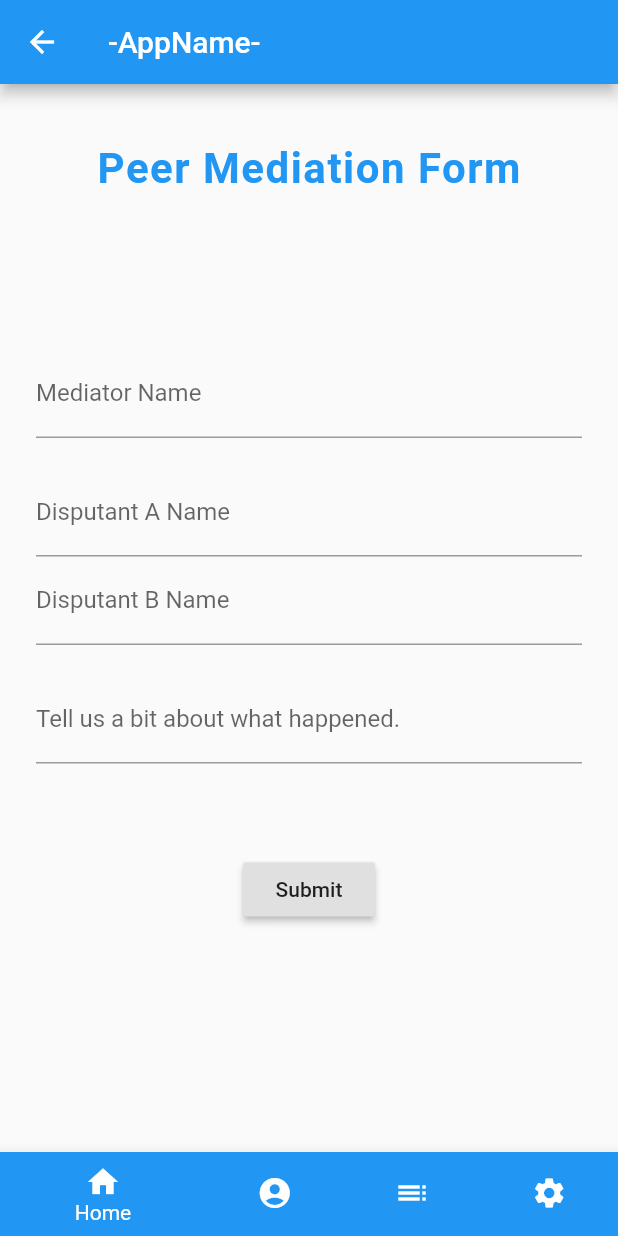
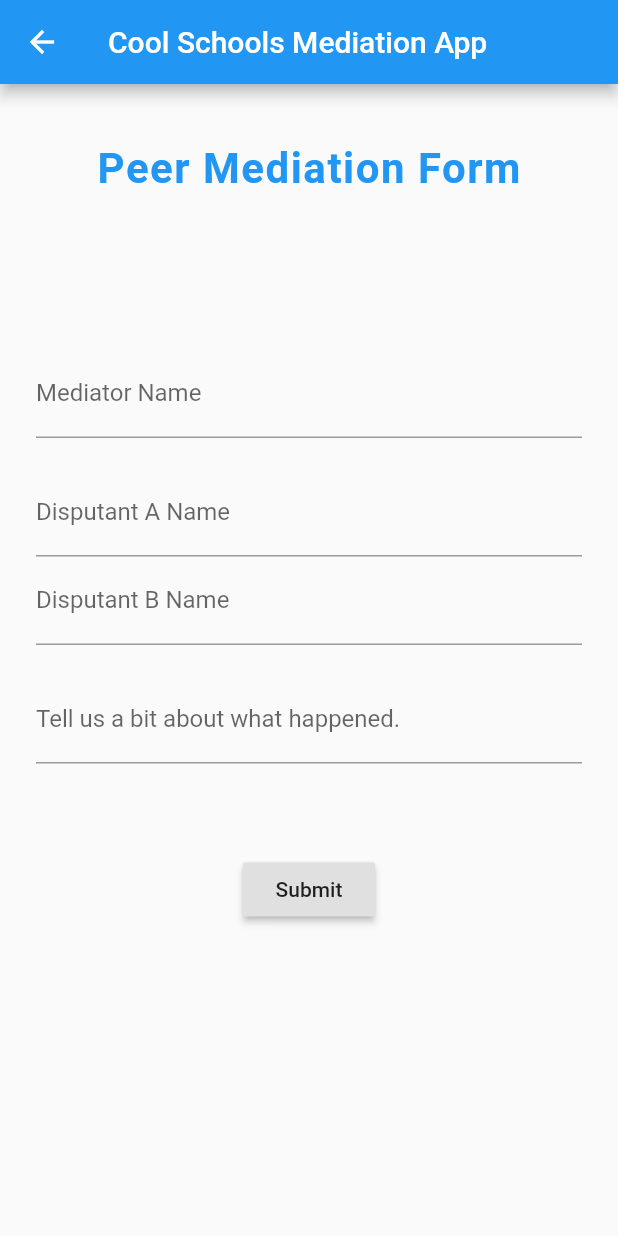
Before and after one commit to Jackli-Tech/Peer-Mediation-App, a Flutter app: the screen it shows after launch, after a tap on "Submit Form", on a phone screen of 412 x 824 dp. Run offline on Flutter 3.47's test engine with Material 2 defaults, Android fonts, the phone set to English and light mode, and no system bars; our stand-ins replace flutter_spinkit, logger.

Commit message:
Fixed a minor issue with homepage
Made it so the "timetable" page can scroll back up to the buttons

```diff
--- a/Flutter_app/Flutter_app/lib/Pages/form.dart
+++ b/Flutter_app/Flutter_app/lib/Pages/form.dart
@@ -95,7 +95,7 @@ class _FormPageState extends State<FormPage> {
   @override
   Widget build(BuildContext context) {
     return Scaffold(
-      appBar: AppBar(title: Text("-AppName-")),
+      appBar: AppBar(title: Text("Cool Schools Mediation App")),
       body: SingleChildScrollView(
         child: ConstrainedBox(
             constraints: BoxConstraints(),
@@ -150,7 +150,7 @@ class _FormPageState extends State<FormPage> {
                           ]))),
                 ])),
       ),
-      bottomNavigationBar: BottomNavigationBar(
+      /*bottomNavigationBar: BottomNavigationBar(
           currentIndex: _currentTabIndex,
           items: [
             BottomNavigationBarItem(
@@ -174,7 +174,7 @@ class _FormPageState extends State<FormPage> {
             setState(() {
               _currentTabIndex = index;
             });
-          }),
+          })*/
     );
   }
 }
--- a/Flutter_app/Flutter_app/lib/Pages/home.dart
+++ b/Flutter_app/Flutter_app/lib/Pages/home.dart
@@ -81,12 +81,14 @@ class _HomePageState extends State<HomePage> {
               ]),
             ),
             Container(
-                child: ListView(
-              children: <Widget>[
-                SizedBox(height: 100.0),
-                Text('INSERT TIMETABLE HERE'),
-              ],
-            )),
+                decoration: BoxDecoration(color: Colors.blue),
+                child: Column(
+                  children: <Widget>[
+                    SizedBox(height: 100.0),
+                    Text('INSERT TIMETABLE HERE',
+                        style: TextStyle(color: Colors.white)),
+                  ],
+                )),
           ],
         ));
   }
--- a/Flutter_app/Flutter_app/lib/Pages/openquestions.dart
+++ b/Flutter_app/Flutter_app/lib/Pages/openquestions.dart
@@ -9,10 +9,8 @@ class _OpenQuestionsState extends State<OpenQuestions> {
   @override
   Widget build(BuildContext context) {
     return Scaffold(
-      appBar: AppBar(title: Text("-AppName-")),
+      appBar: AppBar(title: Text("Cool Schools Mediation App")),
       body: SingleChildScrollView(
-        //child: Container(
-
         child: ConstrainedBox(
             //height: MediaQuery.of(context).size.height,
             //child: Column(
```
